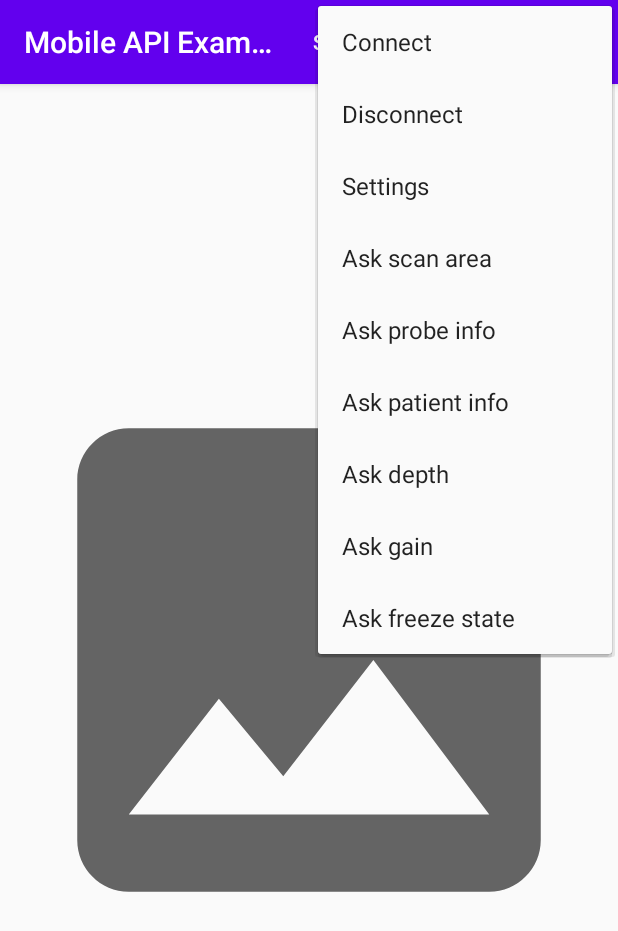
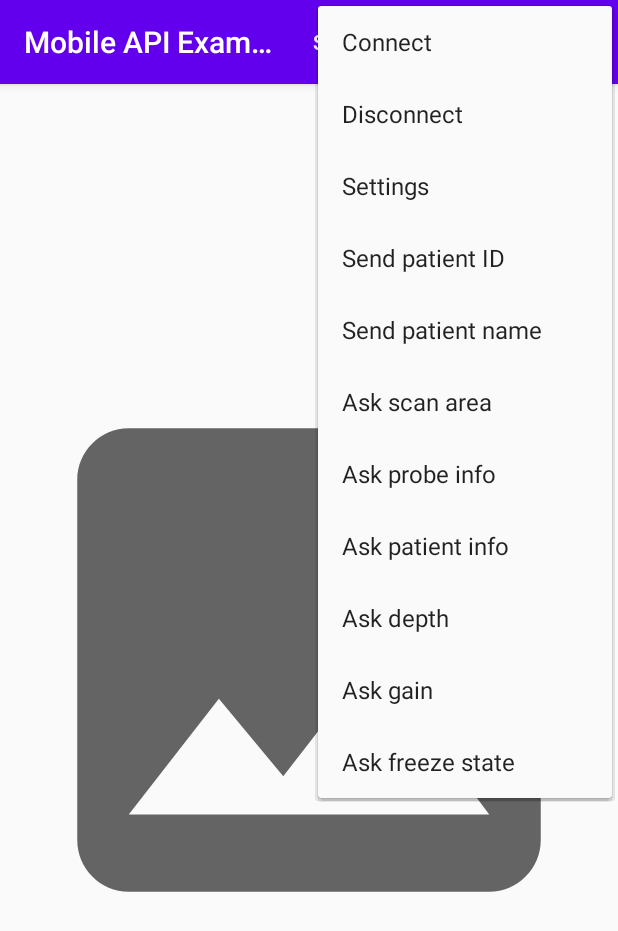
Before and after one commit to clariusdev/mobileapi, an Android app: the screen it shows after launch (MainActivity), with the options menu open, on a phone screen of 412 x 824 dp. Shown: the top 931 px of the screen. Run offline under Robolectric (Android 15) with nearby library versions, the phone set to English and light mode, and no system bars.

Commit message:
send patient info in example
- showing how to send patient info
- note: if sending patient ID, this will remove previous patient name and vice versa (this limitation is to keep the example app simple)

```diff
--- a/example/src/main/res/menu/main_menu.xml
+++ b/example/src/main/res/menu/main_menu.xml
@@ -16,6 +16,16 @@
         android:id="@+id/action_settings"
         android:orderInCategory="100"
         android:title="@string/menu_action_settings"
+        app:showAsAction="never" />
+    <item
+        android:id="@+id/action_send_patient_id"
+        android:orderInCategory="100"
+        android:title="@string/send_patient_id"
+        app:showAsAction="never" />
+    <item
+        android:id="@+id/action_send_patient_name"
+        android:orderInCategory="100"
+        android:title="@string/send_patient_name"
         app:showAsAction="never" />
     <item
         android:id="@+id/action_ask_scan_area"
--- a/example/src/main/res/values/strings.xml
+++ b/example/src/main/res/values/strings.xml
@@ -4,4 +4,6 @@
     <string name="dialog_value_title">Value to send</string>
     <string name="dialog_value_confirm">Send</string>
     <string name="dialog_value_cancel">Cancel</string>
+    <string name="send_patient_id">Send patient ID</string>
+    <string name="send_patient_name">Send patient name</string>
 </resources>
```
Also changed, not shown: example/src/main/java/me/clarius/sdk/mobileapi/example/MainActivity.java (+35 -0 lines), helper/src/main/java/me/clarius/sdk/mobileapi/helper/ApiHelper.java (+12 -0 lines).
